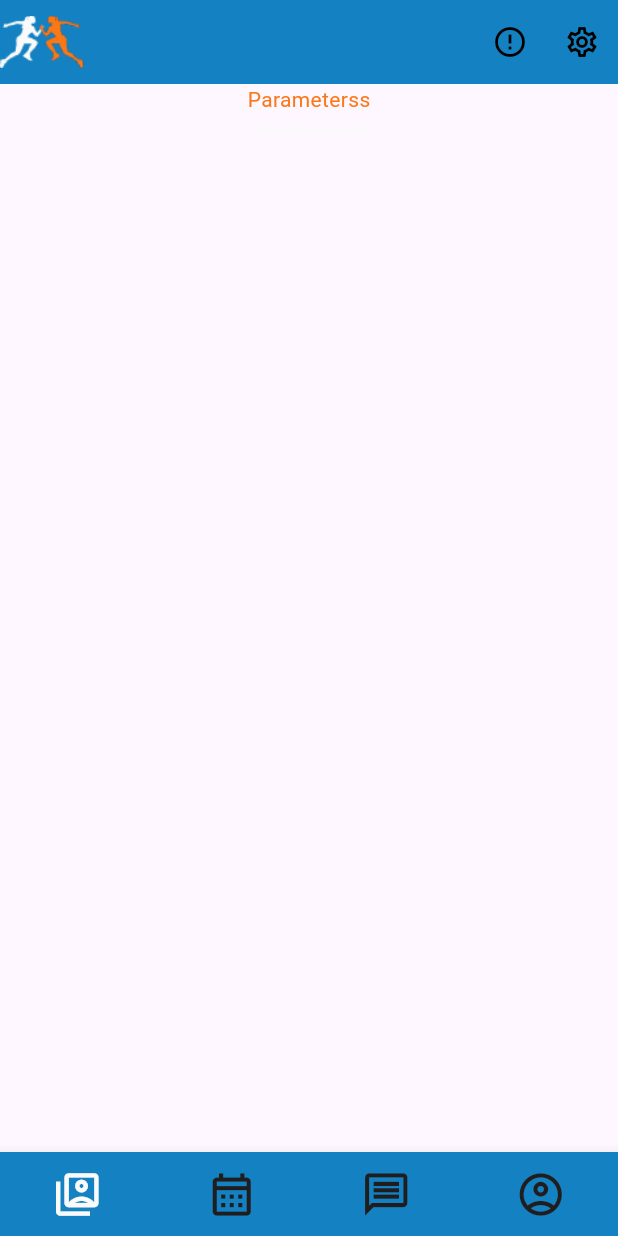
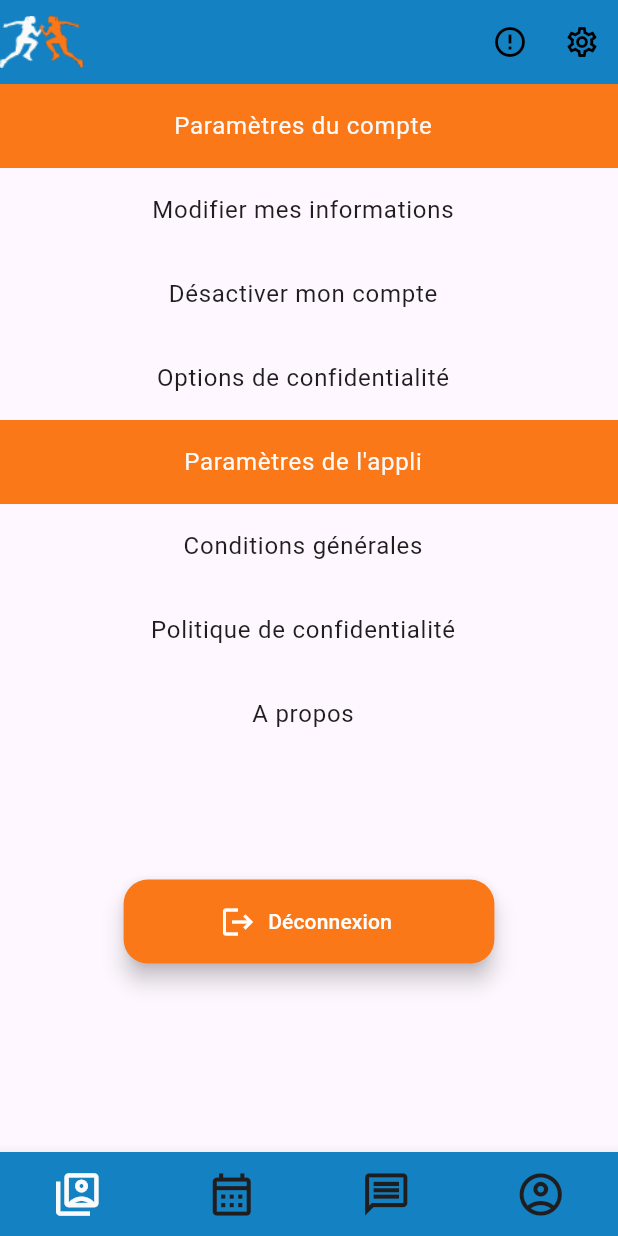
Before and after one commit to NicolasDrp/Renconsport-flutter, a Flutter app: the Parameters screen opened by its route, on a phone screen of 412 x 824 dp. Run offline on Flutter 3.47's test engine with Material 2 defaults, Android fonts, the phone set to English and light mode, and no system bars; our stand-ins replace adaptive_theme, appinio_swiper, flutter_secure_storage; accounts and stored records are empty.

Commit message:
feat : parameters skeleton

```diff
--- a/lib/main.dart
+++ b/lib/main.dart
@@ -64,7 +64,7 @@ class MainApp extends StatelessWidget {
         bottomNavigationBarTheme: BottomNavigationBarThemeData(
             selectedItemColor: primary, unselectedItemColor: light),
       ),
-      debugShowFloatingThemeButton: true,
+      debugShowFloatingThemeButton: false,
       initial: savedThemeMode ?? AdaptiveThemeMode.light,
       builder: (theme, darkTheme) => MaterialApp(
         title: 'RenconSport',
@@ -75,7 +75,7 @@ class MainApp extends StatelessWidget {
           '/login': (context) => Login(storage: storage),
           '/profile': (context) => Profile(storage: storage),
           '/sessions': (context) => Sessions(storage: storage),
-          '/parameters': (context) => Parameters(storage: storage),
+          '/parameters': (context) => Parameters(storage: storage,savedThemeMode: savedThemeMode),
           '/contacts': (context) => Contacts(storage: storage),
         },
       ),
--- a/lib/screen/parameters.dart
+++ b/lib/screen/parameters.dart
@@ -5,39 +5,130 @@ import 'package:renconsport_flutter/widget/custom_app_bar.dart';
 import 'package:adaptive_theme/adaptive_theme.dart';
 
 class Parameters extends StatefulWidget {
-  const Parameters({super.key, required this.storage});
+  const Parameters({super.key, required this.storage, this.savedThemeMode});
 
   final FlutterSecureStorage storage;
+  final AdaptiveThemeMode? savedThemeMode;
 
   @override
   State<Parameters> createState() => _ParametersState();
 }
 
 class _ParametersState extends State<Parameters> {
-
   @override
   Widget build(BuildContext context) {
     return Scaffold(
-      appBar: CustomAppbar(tutorial: ""),
-      bottomNavigationBar: BottomAppBarWidget(),
-      body: Center(
-        child: Column(
-          children: [
-            Text(
-              'Parameterss',
-              style: TextStyle(
-                color: AdaptiveTheme.of(context).theme.primaryColor,
+      appBar: const CustomAppbar(tutorial: ""),
+      bottomNavigationBar: const BottomAppBarWidget(),
+      body: ListView(
+        children: [
+          ListTile(
+            title: const Center(
+              child: Text(
+                'Paramètres du compte',
+                style: TextStyle(
+                  color: Color(0xFFFAFAFA),
+                ),
               ),
             ),
-            Text(
-              'Parameterss',
-              style: TextStyle(
-                color: AdaptiveTheme.of(context).theme.bottomNavigationBarTheme.selectedItemColor,
+            tileColor: AdaptiveTheme.of(context).theme.primaryColor,
+          ),
+          const ListTile(
+            title: Center(
+              child: Text(
+                'Modifier mes informations',
+                style: TextStyle(
+                  color: Color(0xFF1F1D1D),
+                ),
               ),
             ),
-          ],
-        ),
+          ),
+          const ListTile(
+            title: Center(
+              child: Text(
+                'Désactiver mon compte',
+                style: TextStyle(
+                  color: Color(0xFF1F1D1D),
+                ),
+              ),
+            ),
+          ),
+          const ListTile(
+            title: Center(
+              child: Text(
+                'Options de confidentialité',
+                style: TextStyle(
+                  color: Color(0xFF1F1D1D),
+                ),
+              ),
+            ),
+          ),
+          ListTile(
+            title: const Center(
+              child: Text(
+                "Paramètres de l'appli",
+                style: TextStyle(
+                  color: Color(0xFFFAFAFA),
+                ),
+              ),
+            ),
+            tileColor: AdaptiveTheme.of(context).theme.primaryColor,
+          ),
+          const ListTile(
+            title: Center(
+              child: Text(
+                'Conditions générales',
+                style: TextStyle(
+                  color: Color(0xFF1F1D1D),
+                ),
+              ),
+            ),
+          ),
+          const ListTile(
+            title: Center(
+              child: Text(
+                'Politique de confidentialité',
+                style: TextStyle(
+                  color: Color(0xFF1F1D1D),
+                ),
+              ),
+            ),
+          ),
+          const ListTile(
+            title: Center(
+              child: Text(
+                'A propos',
+                style: TextStyle(
+                  color: Color(0xFF1F1D1D),
+                ),
+              ),
+            ),
+          ),
+          Padding(
+            padding: EdgeInsets.all(MediaQuery.of(context).size.width * 0.20),
+            child: FloatingActionButton.extended(
+                onPressed: () {},
+                icon: Icon(Icons.logout,color: Colors.white),
+                label: const Text("Déconnexion",style: TextStyle(color: Colors.white),),
+                backgroundColor: AdaptiveTheme.of(context).theme.primaryColor),
+          ),
+        ],
       ),
     );
   }
+
+  void changeTheme() {
+//     // sets theme mode to dark
+// AdaptiveTheme.of(context).setDark();
+
+// // sets theme mode to light
+// AdaptiveTheme.of(context).setLight();
+
+// // sets theme mode to system default
+// AdaptiveTheme.of(context).setSystem();
+    AdaptiveTheme.of(context).toggleThemeMode();
+    AdaptiveTheme.getThemeMode().then((themeMode) {
+      print(themeMode?.toString());
+    });
+  }
 }
```
